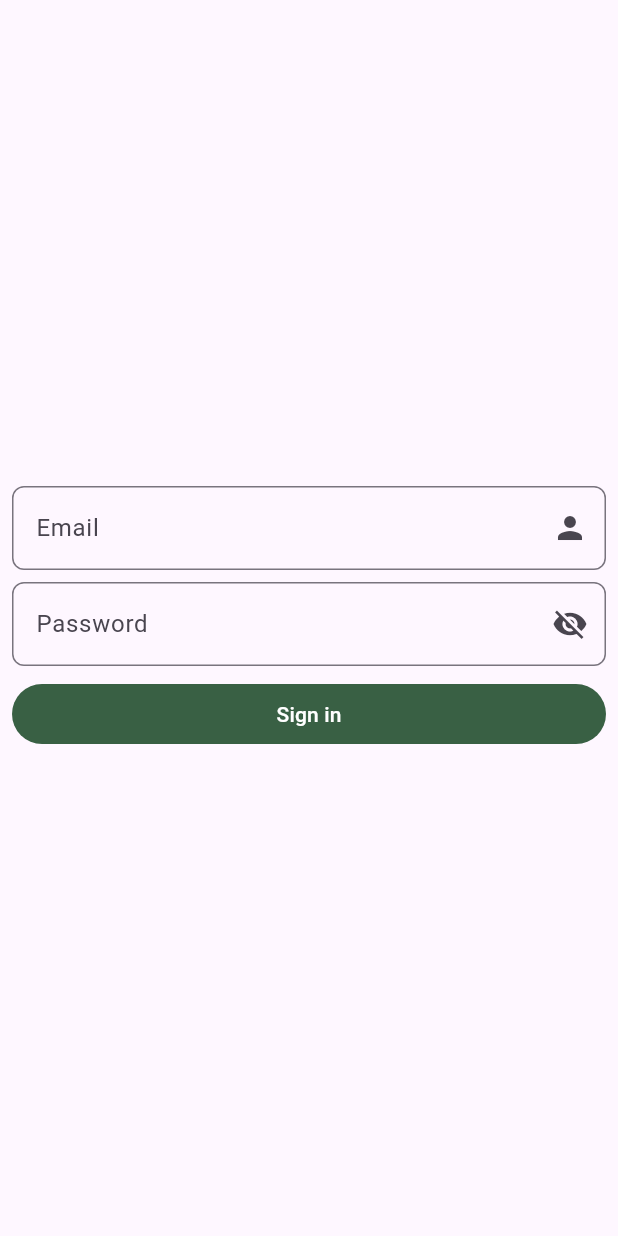
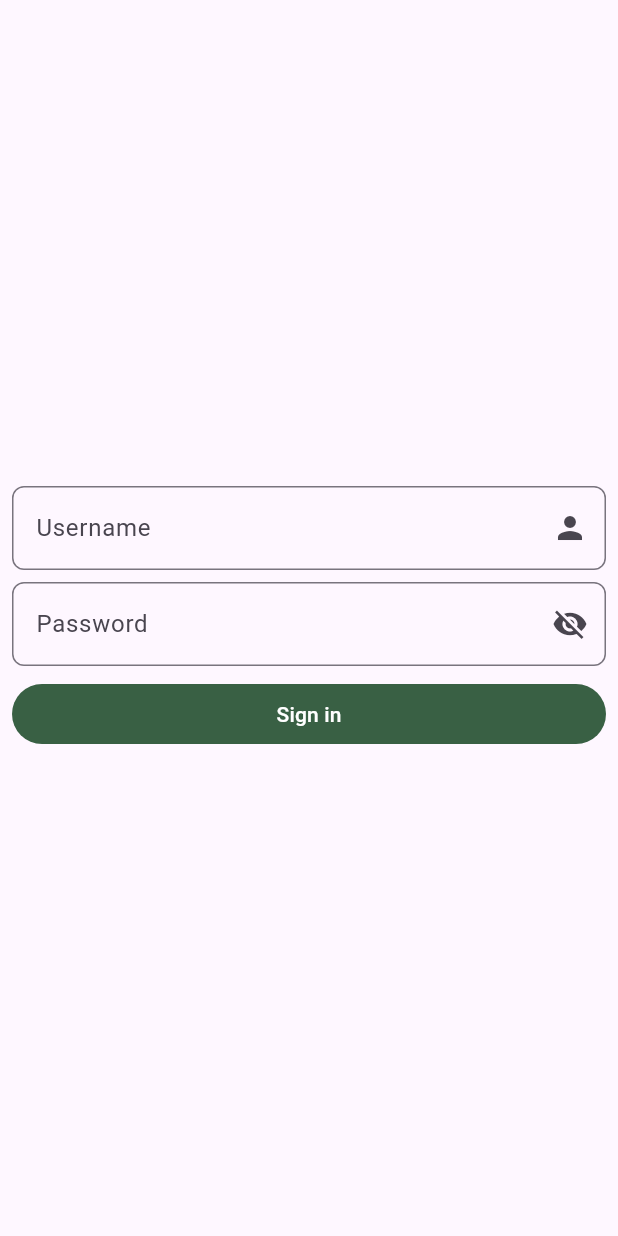
Before and after one commit to jmayta1984/upc-1acc0238-2510-7128-flutter-projects, a Flutter app: the screen it shows after launch, on a phone screen of 412 x 824 dp. Run offline on Flutter 3.47's test engine with Material 3 defaults, Android fonts, the light colour scheme and no system bars; our stand-ins replace flutter_bloc.

Commit message:
feat: implent login funcionality

```diff
--- a/demo/lib/features/auth/data/datasources/auth_service.dart
+++ b/demo/lib/features/auth/data/datasources/auth_service.dart
@@ -0,0 +1,23 @@
+import 'dart:convert';
+import 'dart:io';
+
+import 'package:demo/features/auth/data/models/user_dto.dart';
+import 'package:demo/features/auth/domain/user.dart';
+import 'package:http/http.dart' as http;
+
+class AuthService {
+  Future<User> login(String username, String password) async {
+    final response = await http.post(
+      Uri.parse('https://dummyjson.com/user/login'),
+      headers: {'Content-Type': 'application/json'},
+      body: jsonEncode({'username': username, 'password': password}),
+    );
+
+    if (response.statusCode == HttpStatus.ok) {
+      final data = jsonDecode(response.body);
+      return UserDto.fromJson(data).toDomain();
+    } else {
+      throw Exception('Failed to login');
+    }
+  }
+}
--- a/demo/lib/features/auth/presentation/blocs/auth_bloc.dart
+++ b/demo/lib/features/auth/presentation/blocs/auth_bloc.dart
@@ -0,0 +1,21 @@
+import 'package:demo/features/auth/data/datasources/auth_service.dart';
+import 'package:demo/features/auth/domain/user.dart';
+import 'package:demo/features/auth/presentation/blocs/auth_event.dart';
+import 'package:demo/features/auth/presentation/blocs/auth_state.dart';
+import 'package:flutter_bloc/flutter_bloc.dart';
+
+class AuthBloc extends Bloc<AuthEvent, AuthState> {
+
+  AuthBloc() : super(InitialAuthState()) {
+    on<LoginEvent>((event, emit) async {
+      emit(LoadingAuthState());
+      try {
+        User user = await AuthService().login(event.username, event.password);
+        emit(SuccessAuthState(user: user));
+      } catch (e) {
+        emit(FailureAuthState(message: e.toString()));
+      }
+    });
+  }
+
+}
--- a/demo/lib/features/auth/presentation/blocs/auth_event.dart
+++ b/demo/lib/features/auth/presentation/blocs/auth_event.dart
@@ -0,0 +1,10 @@
+abstract class AuthEvent {
+  const AuthEvent();
+}
+
+class LoginEvent extends AuthEvent {
+  final String username;
+  final String password;
+
+  const LoginEvent({required this.username, required this.password});
+}
--- a/demo/lib/features/auth/presentation/pages/login_page.dart
+++ b/demo/lib/features/auth/presentation/pages/login_page.dart
@@ -1,5 +1,8 @@
 import 'package:demo/core/theme/color_palette.dart';
 import 'package:demo/features/app/presentation/pages/main_page.dart';
+import 'package:demo/features/auth/presentation/blocs/auth_bloc.dart';
+import 'package:demo/features/auth/presentation/blocs/auth_event.dart';
+import 'package:demo/features/auth/presentation/blocs/auth_state.dart';
 import 'package:demo/features/home/presentation/blocs/shoe_bloc.dart';
 import 'package:flutter/material.dart';
 import 'package:flutter_bloc/flutter_bloc.dart';
@@ -12,14 +15,35 @@ class LoginPage extends StatefulWidget {
 }
 
 class _LoginPageState extends State<LoginPage> {
-  final TextEditingController _emailController = TextEditingController();
+  final TextEditingController _usernameController = TextEditingController();
   final TextEditingController _passwordController = TextEditingController();
 
   bool _isVisible = false;
 
   @override
   Widget build(BuildContext context) {
-    return Scaffold(
+    return BlocListener<AuthBloc, AuthState>(
+      listener: (context, state) => {
+        if (state is SuccessAuthState)
+          {
+            Navigator.pushReplacement(
+              context,
+              MaterialPageRoute(
+                builder: (context) => BlocProvider(
+                  create: (context) => ShoeBloc(),
+                  child: MainPage(),
+                ),
+              ),
+            ),
+          }
+        else if (state is FailureAuthState)
+          {
+            ScaffoldMessenger.of(
+              context,
+            ).showSnackBar(SnackBar(content: Text(state.message))),
+          },
+      },
+      child: Scaffold(
         body: Padding(
           padding: const EdgeInsets.all(8.0),
           child: Column(
@@ -27,10 +51,10 @@ class _LoginPageState extends State<LoginPage> {
             children: [
               TextField(
                 cursorColor: ColorPalette.primaryColor,
-              controller: _emailController,
+                controller: _usernameController,
                 decoration: InputDecoration(
                   suffixIcon: Icon(Icons.person),
-                hintText: "Email",
+                  hintText: "Username",
                   focusedBorder: OutlineInputBorder(
                     borderRadius: BorderRadius.circular(8),
                     borderSide: BorderSide(
@@ -80,13 +104,10 @@ class _LoginPageState extends State<LoginPage> {
                     backgroundColor: ColorPalette.primaryColor,
                   ),
                   onPressed: () {
-                  Navigator.pushReplacement(
-                    context,
-                    MaterialPageRoute(
-                      builder: (context) => BlocProvider(
-                        create: (context) => ShoeBloc(),
-                        child: MainPage(),
-                      ),
+                    context.read<AuthBloc>().add(
+                      LoginEvent(
+                        username: _usernameController.text,
+                        password: _passwordController.text,
                       ),
                     );
                   },
@@ -96,6 +117,7 @@ class _LoginPageState extends State<LoginPage> {
             ],
           ),
         ),
+      ),
     );
   }
 }
--- a/demo/lib/main.dart
+++ b/demo/lib/main.dart
@@ -1,5 +1,7 @@
+import 'package:demo/features/auth/presentation/blocs/auth_bloc.dart';
 import 'package:demo/features/auth/presentation/pages/login_page.dart';
 import 'package:flutter/material.dart';
+import 'package:flutter_bloc/flutter_bloc.dart';
 
 void main() {
   runApp(const MainApp());
@@ -10,9 +12,12 @@ class MainApp extends StatelessWidget {
 
   @override
   Widget build(BuildContext context) {
-    return const MaterialApp(
-      debugShowCheckedModeBanner: false,
-      home: LoginPage()
+    return BlocProvider(
+      create: (context) => AuthBloc(),
+      child: const MaterialApp(
+        debugShowCheckedModeBanner: false,
+        home: LoginPage(),
+      ),
     );
   }
 }
```
Lines whose indentation alone changed are shown as unchanged.
